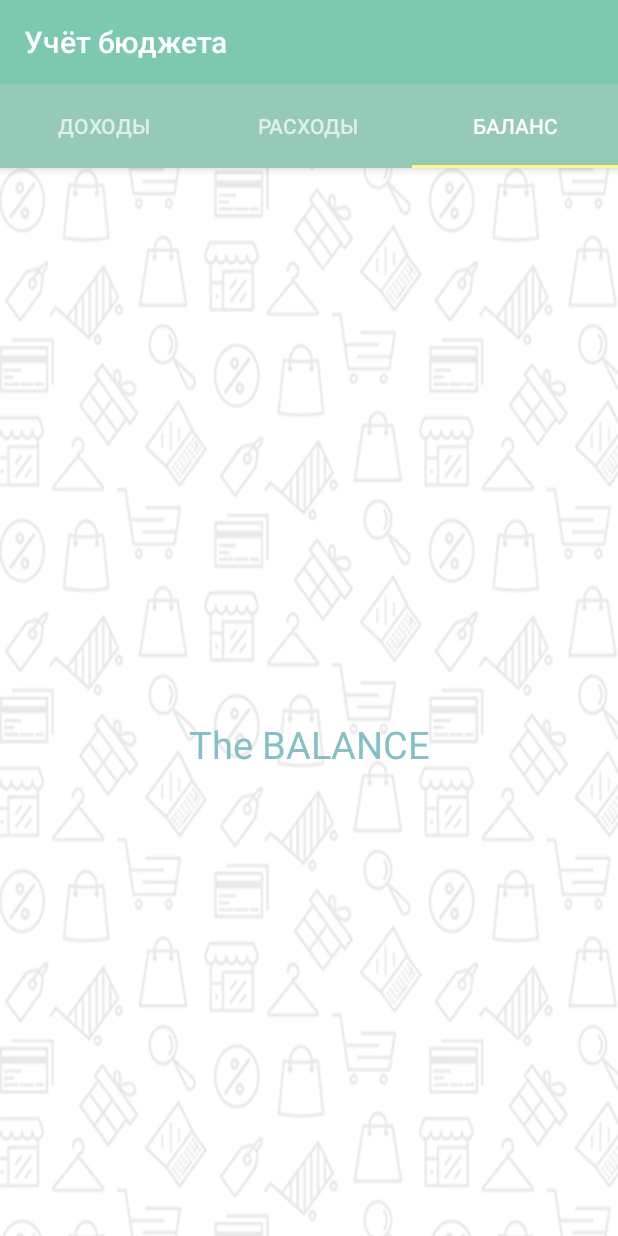
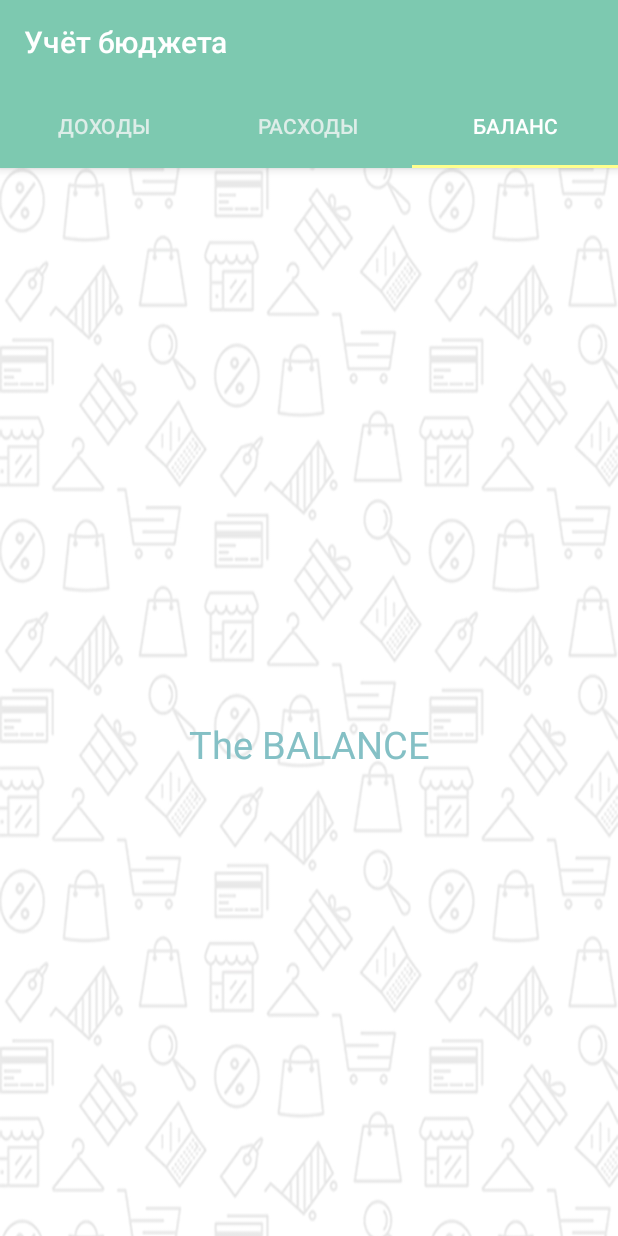
Before and after one commit to tvv-boss/MoneyTracker, an Android app: the MainActivityPages screen opened directly, with no data from a screen before it, tab 3 chosen, on a phone screen of 412 x 824 dp. Run offline under Robolectric (Android 15) with nearby library versions, the phone set to English and light mode, and no system bars.

Commit message:
find errors

```diff
--- a/app/src/main/res/layout/activity_main_fragment.xml
+++ b/app/src/main/res/layout/activity_main_fragment.xml
@@ -16,6 +16,7 @@
             android:id="@+id/toolbar"
             android:layout_width="match_parent"
             android:layout_height="?android:attr/actionBarSize"
+            android:background="@color/colorPrimary"
             app:layout_scrollFlags="scroll|enterAlways|snap"
             app:titleTextColor="@color/colorActive" />
 
@@ -23,12 +24,10 @@
             android:id="@+id/tabLayout"
             android:layout_width="match_parent"
             android:layout_height="?android:attr/actionBarSize"
-            android:background="@color/colorPlate" />
-        <!--android:scrollbarStyle="insideInset"-->
-        <!--app:tabBackground="@color/colorPlate"-->
-        <!--app:tabIndicatorColor="@color/colorIndicator"-->
-        <!--app:tabSelectedTextColor="@color/colorActive"-->
-        <!--app:tabTextColor="@color/colorInactive"-->
+            android:background="@color/colorPrimary"
+            app:tabIndicatorColor="@color/colorIndicator"
+            app:tabSelectedTextColor="@color/colorActive"
+            app:tabTextColor="@color/colorInactive" />
 
     </android.support.design.widget.AppBarLayout>
 
--- a/app/src/main/res/layout/item.xml
+++ b/app/src/main/res/layout/item.xml
@@ -22,13 +22,14 @@
 
         <TextView
             android:id="@+id/title"
+            android:background="@color/colorItem"
             android:layout_width="0dp"
             android:layout_height="wrap_content"
             android:layout_weight="1"
-            android:background="@color/colorItem"
             android:padding="@dimen/base_padding"
             android:textColor="@color/white"
             tools:text="@string/add_product_name" />
+        <!--android:background="@color/colorItem"-->
 
         <TextView
             android:id="@+id/price"
```
